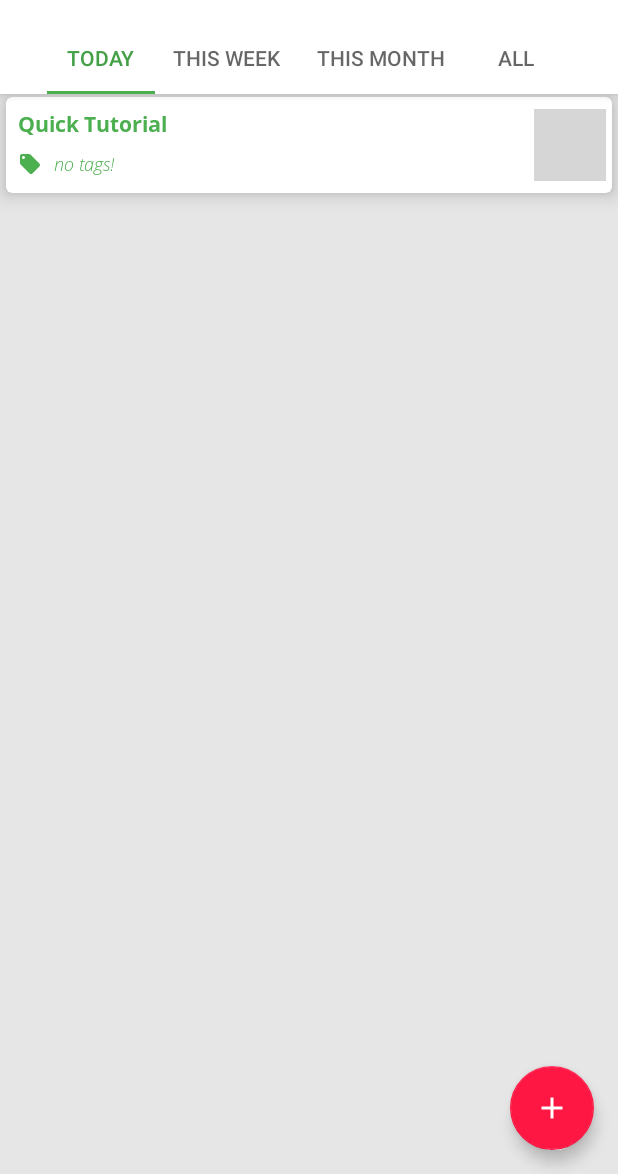
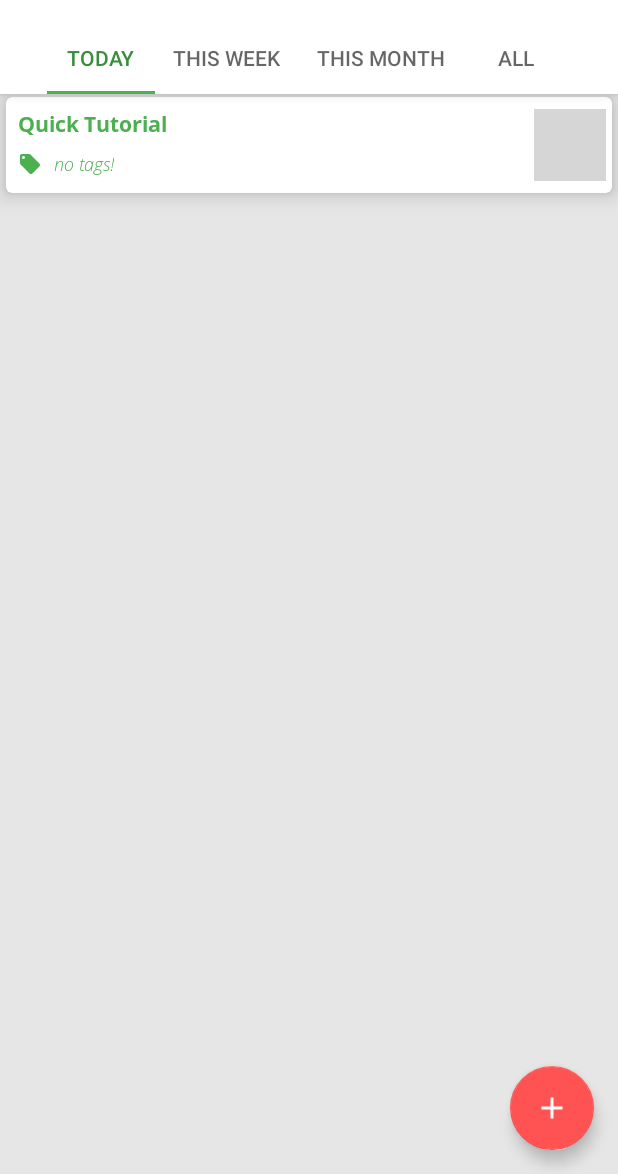
Before and after one commit to fcat97/Mohaasaba, an Android app: the screen it shows after launch (MainActivity), on a phone screen of 412 x 824 dp, the part 62-1236 px from its top. Run offline under Robolectric (Android 15) with nearby library versions, the phone set to English and light mode, and no system bars; our stand-ins replace Room's generated code; libraries missing offline, so code that uses them is left out: at.grabner.circleprogress; plain views replace CircleProgressView; 3 statements that could not run were skipped; grey boxes are pictures that could not be loaded.

Commit message:
UI improved

```diff
--- a/app/src/main/java/com/example/mohaasaba/helper/ThemeUtils.java
+++ b/app/src/main/java/com/example/mohaasaba/helper/ThemeUtils.java
@@ -22,6 +22,10 @@ public class ThemeUtils {
     public static final int THEME_YELLOW = -11013;
     public static final int THEME_AMBER = -11014;
     public static final int THEME_ORANGE = -11015;
+    public static final int THEME_DEEP_ORANGE = -11016;
+    public static final int THEME_BROWN = -11017;
+    public static final int THEME_GRAY = -11018;
+    public static final int THEME_BLUE_GRAY = -11019;
 
     public static List<Integer> getThemeList() {
         List<Integer> themeList = new ArrayList<>();
@@ -41,6 +45,10 @@ public class ThemeUtils {
         themeList.add(THEME_YELLOW);
         themeList.add(THEME_AMBER);
         themeList.add(THEME_ORANGE);
+        themeList.add(THEME_DEEP_ORANGE);
+        themeList.add(THEME_BROWN);
+        themeList.add(THEME_GRAY);
+        themeList.add(THEME_BLUE_GRAY);
 
         return themeList;
     }
@@ -62,6 +70,10 @@ public class ThemeUtils {
         themeNames.add("Yellow");
         themeNames.add("Amber");
         themeNames.add("Orange");
+        themeNames.add("Deep Orange");
+        themeNames.add("Brown");
+        themeNames.add("Gray");
+        themeNames.add("Blue Gray");
 
         return themeNames;
     }
@@ -97,6 +109,14 @@ public class ThemeUtils {
                 return R.style.ThemeAmber;
             case THEME_ORANGE:
                 return R.style.ThemeOrange;
+            case THEME_DEEP_ORANGE:
+                return R.style.ThemeDeepOrange;
+            case THEME_BROWN:
+                return R.style.ThemeBrown;
+            case THEME_GRAY:
+                return R.style.ThemeGray;
+            case THEME_BLUE_GRAY:
+                return R.style.ThemeBlueGray;
             default:
                 return R.style.AppTheme;
         }
--- a/app/src/main/res/layout/fragment_edit_task.xml
+++ b/app/src/main/res/layout/fragment_edit_task.xml
@@ -52,11 +52,11 @@
 
     <ImageButton
         android:id="@+id/decrementProgress_ImageButton_FragmentTaskEditor"
-        android:layout_width="wrap_content"
-        android:layout_height="wrap_content"
+        android:layout_width="40dp"
+        android:layout_height="36dp"
         android:src="@drawable/ic_step"
         android:rotation="180"
-        android:background="@android:color/transparent"
+        android:background="@drawable/button_circle_ripple"
         android:layout_marginEnd="@dimen/dimen_small"
 
         android:layout_alignTop="@id/currentProgress_TextView_FragmentTaskEditor"
--- a/app/src/main/res/layout/item_recyclerview_main.xml
+++ b/app/src/main/res/layout/item_recyclerview_main.xml
@@ -14,7 +14,8 @@
 
     <androidx.constraintlayout.widget.ConstraintLayout
         android:layout_width="match_parent"
-        android:layout_height="match_parent">
+        android:layout_height="match_parent"
+        android:background="?attr/selectableItemBackground">
 
         <TextView
             android:id="@+id/titleTextView_mainActivity"
--- a/app/src/main/res/values/colors.xml
+++ b/app/src/main/res/values/colors.xml
@@ -8,66 +8,82 @@
     <color name="black">#FF000000</color>
     <color name="white">#FFFFFFFF</color>
 
-    <color name="colorRed">#f44336</color>
-    <color name="colorRedDark">#e53935</color>
-    <color name="colorRedAccent">#ff1744</color>
 
-    <color name="colorPink">#e91e63</color>
-    <color name="colorPinkDark">#d81b60</color>
-    <color name="colorPinkAccent">#f50057</color>
+    <color name="colorRed">#F44336</color>
+    <color name="colorRedDark">#D32F2F</color>
+    <color name="colorRedAccent">#FF5252</color>
+
+    <color name="colorPink">#E91E63</color>
+    <color name="colorPinkDark">#C2185B</color>
+    <color name="colorPinkAccent">#FF4081</color>
 
     <color name="colorPurple">#9C27B0</color>
-    <color name="colorPurpleDark">#8E24AA</color>
-    <color name="colorPurpleAccent">#AA00FF</color>
+    <color name="colorPurpleDark">#7B1FA2</color>
+    <color name="colorPurpleAccent">#E040FB</color>
 
     <color name="colorDeepPurple">#673AB7</color>
-    <color name="colorDeepPurpleDark">#5E35B1</color>
+    <color name="colorDeepPurpleDark">#512DA8</color>
     <color name="colorDeepPurpleAccent">#7C4DFF</color>
 
     <color name="colorIndigo">#3F51B5</color>
-    <color name="colorIndigoDark">#3949AB</color>
-    <color name="colorIndigoAccent">#3D5AFE</color>
+    <color name="colorIndigoDark">#303F9F</color>
+    <color name="colorIndigoAccent">#536DFE</color>
 
-    <color name="colorBlue">#2196f3</color>
-    <color name="colorBlueDark">#1e88e5</color>
-    <color name="colorBlueAccent">#448aff</color>
+    <color name="colorBlue">#2196F3</color>
+    <color name="colorBlueDark">#1976D2</color>
+    <color name="colorBlueAccent">#448AFF</color>
 
-    <color name="colorLightBlue">#03a9f4</color>
-    <color name="colorLightBlueDark">#039be5</color>
-    <color name="colorLightBlueAccent">#40c4ff</color>
+    <color name="colorLightBlue">#03A9F4</color>
+    <color name="colorLightBlueDark">#0288D1</color>
+    <color name="colorLightBlueAccent">#03A9F4</color>
 
-    <color name="colorCyan">#00bcd4</color>
-    <color name="colorCyanDark">#00acc1</color>
-    <color name="colorCyanAccent">#18ffff</color>
+    <color name="colorCyan">#00BCD4</color>
+    <color name="colorCyanDark">#0097A7</color>
+    <color name="colorCyanAccent">#00BCD4</color>
 
     <color name="colorTeal">#009688</color>
-    <color name="colorTealDark">#00897b</color>
-    <color name="colorTealAccent">#1de9b6</color>
+    <color name="colorTealDark">#00796B</color>
+    <color name="colorTealAccent">#009688</color>
 
-    <color name="colorGreen">#4caf50</color>
-    <color name="colorGreenDark">#43a047</color>
-    <color name="colorGreenAccent">#00e676</color>
+    <color name="colorGreen">#4CAF50</color>
+    <color name="colorGreenDark">#388E3C</color>
+    <color name="colorGreenAccent">#4CAF50</color>
 
-    <color name="colorLightGreen">#8bc34a</color>
-    <color name="colorLightGreenDark">#7cb342</color>
-    <color name="colorLightGreenAccent">#b2ff59</color>
+    <color name="colorLightGreen">#8BC34A</color>
+    <color name="colorLightGreenDark">#689F38</color>
+    <color name="colorLightGreenAccent">#8BC34A</color>
 
-    <color name="colorLime">#cddc39</color>
-    <color name="colorLimeDark">#c0ca33</color>
-    <color name="colorLimeAccent">#eeff41</color>
+    <color name="colorLime">#CDDC39</color>
+    <color name="colorLimeDark">#AFB42B</color>
+    <color name="colorLimeAccent">#CDDC39</color>
 
-    <color name="colorYellow">#ffeb3b</color>
-    <color name="colorYellowDark">#fdd835</color>
-    <color name="colorYellowAccent">#ffea00</color>
+    <color name="colorYellow">#FFEB3B</color>
+    <color name="colorYellowDark">#FBC02D</color>
+    <color name="colorYellowAccent">#FFEB3B</color>
 
-    <color name="colorAmber">#ffc107</color>
-    <color name="colorAmberDark">#ffb300</color>
-    <color name="colorAmberAccent">#ffc400</color>
+    <color name="colorAmber">#FFC107</color>
+    <color name="colorAmberDark">#FFA000</color>
+    <color name="colorAmberAccent">#FFC107</color>
 
     <color name="colorOrange">#FF9800</color>
-    <color name="colorOrangeDark">#FB8C00</color>
-    <color name="colorOrangeAccent">#FFAB40</color>
+    <color name="colorOrangeDark">#F57C00</color>
+    <color name="colorOrangeAccent">#FF9800</color>
 
+    <color name="colorDeepOrange">#FF5722</color>
+    <color name="colorDeepOrangeDark">#E64A19</color>
+    <color name="colorDeepOrangeAccent">#FF5722</color>
+
+    <color name="colorBrown">#795548</color>
+    <color name="colorBrownDark">#5D4037</color>
+    <color name="colorBrownAccent">#795548</color>
+
+    <color name="colorGrayPrimary">#9E9E9E</color>
+    <color name="colorGrayDark">#616161</color>
+    <color name="colorGrayAccent">#9E9E9E</color>
+
+    <color name="colorBlueGray">#607D8B</color>
+    <color name="colorBlueGrayDark">#455A64</color>
+    <color name="colorBlueGrayAccent">#607D8B</color>
 
     <color name="colorTextPrimary">#000000</color>
     <color name="colorWhite">@android:color/white</color>
--- a/app/src/main/res/values/styles.xml
+++ b/app/src/main/res/values/styles.xml
@@ -88,6 +88,26 @@
         <item name="colorPrimaryDark">@color/colorOrangeDark</item>
         <item name="colorAccent">@color/colorOrangeAccent</item>
     </style>
+    <style name="ThemeDeepOrange" parent="AppTheme.NoActionBar">
+        <item name="colorPrimary">@color/colorDeepOrange</item>
+        <item name="colorPrimaryDark">@color/colorDeepOrangeDark</item>
+        <item name="colorAccent">@color/colorDeepOrangeAccent</item>
+    </style>
+    <style name="ThemeBrown" parent="AppTheme.NoActionBar">
+        <item name="colorPrimary">@color/colorBrown</item>
+        <item name="colorPrimaryDark">@color/colorBrownDark</item>
+        <item name="colorAccent">@color/colorBrownAccent</item>
+    </style>
+    <style name="ThemeGray" parent="AppTheme.NoActionBar">
+        <item name="colorPrimary">@color/colorGrayPrimary</item>
+        <item name="colorPrimaryDark">@color/colorGrayDark</item>
+        <item name="colorAccent">@color/colorGrayAccent</item>
+    </style>
+    <style name="ThemeBlueGray" parent="AppTheme.NoActionBar">
+        <item name="colorPrimary">@color/colorBlueGray</item>
+        <item name="colorPrimaryDark">@color/colorBlueGrayDark</item>
+        <item name="colorAccent">@color/colorBlueGrayAccent</item>
+    </style>
 
 
 
```
Also changed, not shown: 1 other file.
